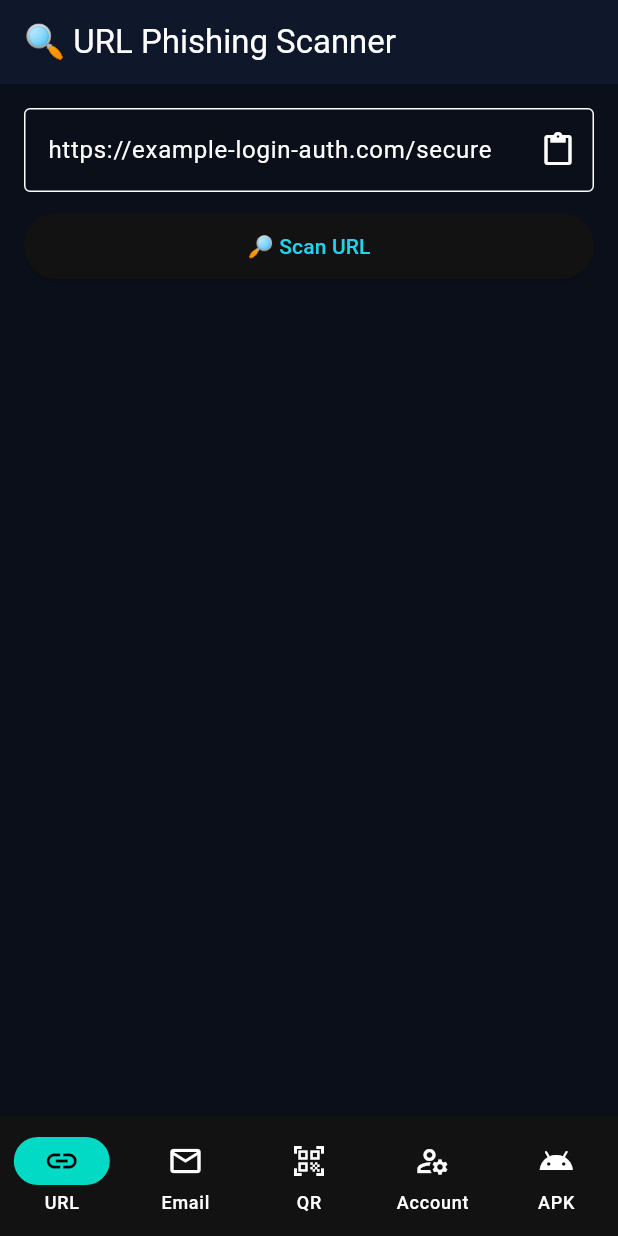
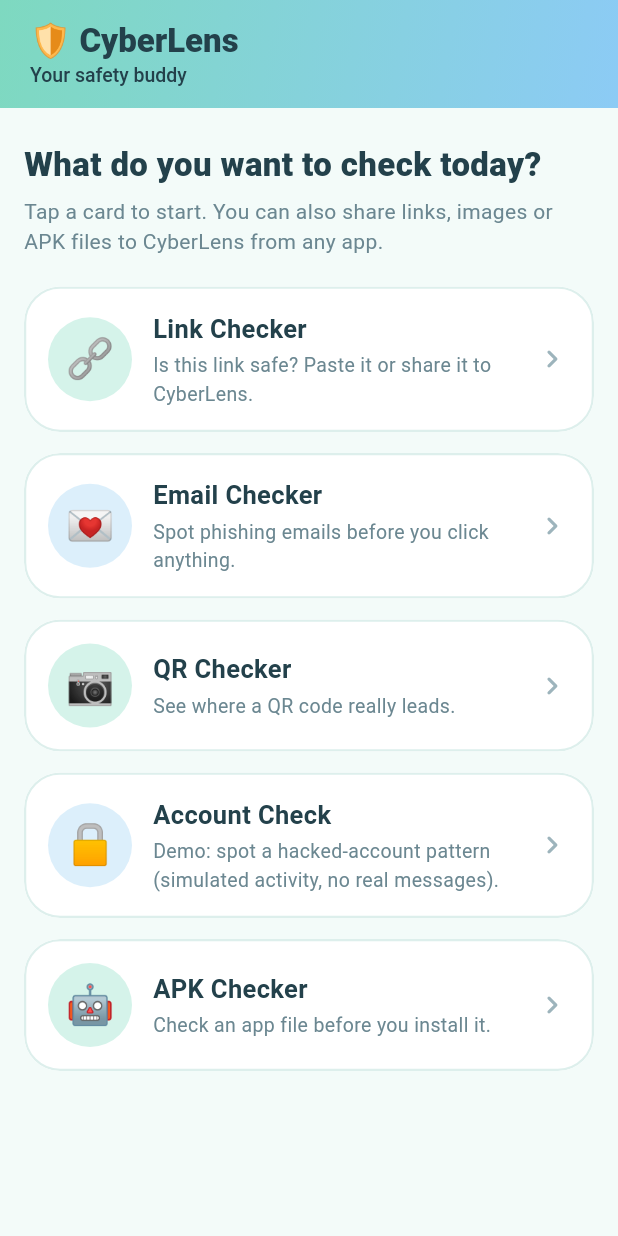
Before and after one commit to tanviparakh17/cyberlens_app, a Flutter app: the screen it shows after launch, on a phone screen of 412 x 824 dp. Run offline on Flutter 3.47's test engine with Material 3 defaults, Android fonts, the phone set to English and light mode, and no system bars; our stand-ins replace file_picker, image_picker; missing offline and left inert: share_handler; network calls fail.

Commit message:
UI: mint and sky theme, card menu, CyberLens app name

```diff
--- /dev/null
+++ b/lib/app_theme.dart
@@ -0,0 +1,88 @@
+import 'package:flutter/material.dart';
+
+/// All colors of the app in one place. Change a value here to re-theme everything.
+class AppColors {
+  static const Color mint = Color(0xFF7ED9C0);
+  static const Color mintDark = Color(0xFF2FA58A);
+  static const Color mintSoft = Color(0xFFD5F3EA);
+  static const Color sky = Color(0xFF8CCBF5);
+  static const Color skyDark = Color(0xFF3B9AD9);
+  static const Color skySoft = Color(0xFFDCEFFB);
+
+  static const Color background = Color(0xFFF3FBF9);
+  static const Color card = Color(0xFFFFFFFF);
+  static const Color surfaceTint = Color(0xFFEAF7F4);
+
+  static const Color ink = Color(0xFF23414B); // main text
+  static const Color muted = Color(0xFF6B8791); // secondary text
+  static const Color faint = Color(0xFF9DB4BC); // hints, small numbers
+  static const Color track = Color(0xFFDDEFEC); // borders, progress bar background
+
+  static const Color safe = Color(0xFF3DBE8B);
+  static const Color warn = Color(0xFFF2A65A);
+  static const Color danger = Color(0xFFE5677B);
+}
+
+ThemeData buildAppTheme() {
+  final scheme = ColorScheme.fromSeed(
+    seedColor: AppColors.mint,
+    brightness: Brightness.light,
+  ).copyWith(
+    primary: AppColors.mintDark,
+    secondary: AppColors.skyDark,
+    surface: AppColors.card,
+    onSurface: AppColors.ink,
+  );
+
+  final base = ThemeData(useMaterial3: true, brightness: Brightness.light);
+
+  OutlineInputBorder border(Color color, [double width = 1.2]) =>
+      OutlineInputBorder(
+        borderRadius: BorderRadius.circular(20),
+        borderSide: BorderSide(color: color, width: width),
+      );
+
+  return base.copyWith(
+    colorScheme: scheme,
+    scaffoldBackgroundColor: AppColors.background,
+    textTheme: base.textTheme.apply(
+      bodyColor: AppColors.ink,
+      displayColor: AppColors.ink,
+    ),
+    inputDecorationTheme: InputDecorationTheme(
+      filled: true,
+      fillColor: AppColors.card,
+      hintStyle: const TextStyle(color: AppColors.faint),
+      border: border(AppColors.track),
+      enabledBorder: border(AppColors.track),
+      focusedBorder: border(AppColors.mintDark, 2),
+      contentPadding: const EdgeInsets.symmetric(horizontal: 18, vertical: 16),
+    ),
+    elevatedButtonTheme: ElevatedButtonThemeData(
+      style: ElevatedButton.styleFrom(
+        backgroundColor: AppColors.mint,
+        foregroundColor: AppColors.ink,
+        elevation: 0,
+        shape: const StadiumBorder(),
+        textStyle: const TextStyle(fontWeight: FontWeight.w700),
+      ),
+    ),
+    outlinedButtonTheme: OutlinedButtonThemeData(
+      style: OutlinedButton.styleFrom(
+        foregroundColor: AppColors.mintDark,
+        side: const BorderSide(color: AppColors.mint, width: 1.5),
+        shape: const StadiumBorder(),
+        textStyle: const TextStyle(fontWeight: FontWeight.w600),
+      ),
+    ),
+    textButtonTheme: TextButtonThemeData(
+      style: TextButton.styleFrom(foregroundColor: AppColors.skyDark),
+    ),
+    snackBarTheme: const SnackBarThemeData(
+      behavior: SnackBarBehavior.floating,
+      backgroundColor: AppColors.ink,
+      contentTextStyle: TextStyle(color: Colors.white),
+      actionTextColor: AppColors.mint,
+    ),
+  );
+}
--- /dev/null
+++ b/lib/home_menu.dart
@@ -0,0 +1,137 @@
+import 'package:flutter/material.dart';
+
+import 'app_theme.dart';
+
+class _Feature {
+  final String emoji;
+  final String title;
+  final String subtitle;
+  final Color tint;
+
+  const _Feature(this.emoji, this.title, this.subtitle, this.tint);
+}
+
+/// Start screen: every checker as a card, one below the other.
+class HomeMenu extends StatelessWidget {
+  /// Called with the page number of the tapped card (1 = link ... 5 = APK).
+  final void Function(int page) onOpen;
+
+  const HomeMenu({super.key, required this.onOpen});
+
+  static const List<_Feature> _features = [
+    _Feature('\u{1F517}', 'Link Checker',
+        'Is this link safe? Paste it or share it to CyberLens.', AppColors.mintSoft),
+    _Feature('\u{1F48C}', 'Email Checker',
+        'Spot phishing emails before you click anything.', AppColors.skySoft),
+    _Feature('\u{1F4F7}', 'QR Checker',
+        'See where a QR code really leads.', AppColors.mintSoft),
+    _Feature('\u{1F512}', 'Account Check',
+        'Demo: spot a hacked-account pattern (simulated activity, no real messages).',
+        AppColors.skySoft),
+    _Feature('\u{1F916}', 'APK Checker',
+        'Check an app file before you install it.', AppColors.mintSoft),
+  ];
+
+  @override
+  Widget build(BuildContext context) {
+    return ListView(
+      padding: const EdgeInsets.fromLTRB(16, 22, 16, 24),
+      children: [
+        const Text(
+          'What do you want to check today?',
+          style: TextStyle(fontSize: 22, fontWeight: FontWeight.w800),
+        ),
+        const SizedBox(height: 6),
+        const Text(
+          'Tap a card to start. You can also share links, images or APK files '
+          'to CyberLens from any app.',
+          style: TextStyle(color: AppColors.muted),
+        ),
+        const SizedBox(height: 20),
+        for (var i = 0; i < _features.length; i++)
+          _FeatureCard(
+            feature: _features[i],
+            order: i,
+            onTap: () => onOpen(i + 1),
+          ),
+      ],
+    );
+  }
+}
+
+class _FeatureCard extends StatelessWidget {
+  final _Feature feature;
+  final int order;
+  final VoidCallback onTap;
+
+  const _FeatureCard({
+    required this.feature,
+    required this.order,
+    required this.onTap,
+  });
+
+  @override
+  Widget build(BuildContext context) {
+    // Cards fade and slide in one after the other
+    return TweenAnimationBuilder<double>(
+      tween: Tween<double>(begin: 0, end: 1),
+      duration: Duration(milliseconds: 350 + order * 90),
+      curve: Curves.easeOutCubic,
+      builder: (context, t, child) => Opacity(
+        opacity: t,
+        child: Transform.translate(offset: Offset(0, 24 * (1 - t)), child: child),
+      ),
+      child: Padding(
+        padding: const EdgeInsets.only(bottom: 14),
+        child: Material(
+          color: AppColors.card,
+          clipBehavior: Clip.antiAlias,
+          shape: RoundedRectangleBorder(
+            borderRadius: BorderRadius.circular(24),
+            side: const BorderSide(color: AppColors.track, width: 1.5),
+          ),
+          child: InkWell(
+            onTap: onTap,
+            child: Padding(
+              padding: const EdgeInsets.all(16),
+              child: Row(
+                children: [
+                  Container(
+                    width: 56,
+                    height: 56,
+                    alignment: Alignment.center,
+                    decoration: BoxDecoration(
+                      color: feature.tint,
+                      shape: BoxShape.circle,
+                    ),
+                    child: Text(feature.emoji, style: const TextStyle(fontSize: 26)),
+                  ),
+                  const SizedBox(width: 14),
+                  Expanded(
+                    child: Column(
+                      crossAxisAlignment: CrossAxisAlignment.start,
+                      children: [
+                        Text(
+                          feature.title,
+                          style: const TextStyle(
+                              fontSize: 17, fontWeight: FontWeight.w700),
+                        ),
+                        const SizedBox(height: 3),
+                        Text(
+                          feature.subtitle,
+                          style: const TextStyle(
+                              fontSize: 13, color: AppColors.muted),
+                        ),
+                      ],
+                    ),
+                  ),
+                  const Icon(Icons.chevron_right_rounded, color: AppColors.faint),
+                ],
+              ),
+            ),
+          ),
+        ),
+      ),
+    );
+  }
+}
--- a/lib/main.dart
+++ b/lib/main.dart
@@ -4,6 +4,8 @@ import 'package:flutter/material.dart';
 import 'package:flutter/services.dart';
 import 'package:share_handler/share_handler.dart';
 
+import 'app_theme.dart';
+import 'home_menu.dart';
 import 'share_inbox.dart';
 import 'tabs/account_tab.dart';
 import 'tabs/apk_tab.dart';
@@ -21,10 +23,7 @@ class CyberLensApp extends StatelessWidget {
     return MaterialApp(
       title: 'CyberLens',
       debugShowCheckedModeBanner: false,
-      theme: ThemeData.dark().copyWith(
-        scaffoldBackgroundColor: const Color(0xFF0B0F19),
-        colorScheme: const ColorScheme.dark(primary: Color(0xFF22D3EE)),
-      ),
+      theme: buildAppTheme(),
       home: const HomeScreen(),
     );
   }
@@ -38,18 +37,29 @@ class HomeScreen extends StatefulWidget {
 }
 
 class _HomeScreenState extends State<HomeScreen> {
-  int _index = 0;
+  // 0 = menu, 1 = link, 2 = email, 3 = QR, 4 = account, 5 = APK
+  int _page = 0;
   StreamSubscription<SharedMedia>? _shareSub;
 
   // True if the app was opened by (or already received) a share
   bool _gotShare = false;
 
   static const List<String> _titles = [
-    'URL Phishing Scanner',
-    'Email Phishing Scanner',
-    'QR Code Scanner',
-    'Account Takeover Check',
-    'APK Malware Scanner',
+    '\u{1F6E1}\u{FE0F} CyberLens',
+    'Link Checker',
+    'Email Checker',
+    'QR Checker',
+    'Account Check',
+    'APK Checker',
+  ];
+
+  static const List<String> _subtitles = [
+    'Your safety buddy',
+    'Is this link safe?',
+    'Spot phishing emails',
+    'Check a QR code before you trust it',
+    'Demo with simulated activity',
+    'Check an app file before installing',
   ];
 
   @override
@@ -77,7 +87,7 @@ class _HomeScreenState extends State<HomeScreen> {
         await handler.resetInitialSharedMedia();
       }
     } catch (_) {
-      // Sharing is optional; the 5 tabs keep working without it
+      // Sharing is optional; the checkers keep working without it
     }
     // Shares that arrive while the app is already open
     _shareSub = handler.sharedMediaStream.listen(_handleShared);
@@ -150,53 +160,97 @@ class _HomeScreenState extends State<HomeScreen> {
         .showSnackBar(SnackBar(content: Text(message)));
   }
 
-  int _tabFor(ShareKind kind) {
+  int _pageFor(ShareKind kind) {
     switch (kind) {
       case ShareKind.url:
-        return 0;
+        return 1;
       case ShareKind.email:
-        return 1;
+        return 2;
       case ShareKind.qr:
-        return 2;
+        return 3;
       case ShareKind.apk:
-        return 4;
+        return 5;
     }
   }
 
   void _onInbox() {
     final request = ShareInbox.current.value;
     if (request == null) return;
-    setState(() => _index = _tabFor(request.kind));
+    setState(() => _page = _pageFor(request.kind));
   }
+
+  void _goTo(int page) => setState(() => _page = page);
 
   @override
   Widget build(BuildContext context) {
-    return Scaffold(
-      appBar: AppBar(
-        title: Text('\u{1F50D} ${_titles[_index]}'),
-        backgroundColor: const Color(0xFF0F172A),
-      ),
-      // IndexedStack keeps each tab's state when you switch between tabs
-      body: IndexedStack(
-        index: _index,
-        children: const [
-          UrlTab(),
-          EmailTab(),
-          QrTab(),
-          AccountTab(),
-          ApkTab(),
-        ],
-      ),
-      bottomNavigationBar: NavigationBar(
-        selectedIndex: _index,
-        onDestinationSelected: (i) => setState(() => _index = i),
-        destinations: const [
-          NavigationDestination(icon: Icon(Icons.link), label: 'URL'),
-          NavigationDestination(icon: Icon(Icons.email_outlined), label: 'Email'),
-          NavigationDestination(icon: Icon(Icons.qr_code_scanner), label: 'QR'),
-          NavigationDestination(icon: Icon(Icons.manage_accounts_outlined), label: 'Account'),
-          NavigationDestination(icon: Icon(Icons.android), label: 'APK'),
-        ],
+    final onMenu = _page == 0;
+    return PopScope(
+      // On a tool, the back button returns to the menu instead of closing the app
+      canPop: onMenu,
+      onPopInvokedWithResult: (didPop, result) {
+        if (!didPop) _goTo(0);
+      },
+      child: Scaffold(
+        appBar: AppBar(
+          toolbarHeight: 72,
+          elevation: 0,
+          scrolledUnderElevation: 0,
+          automaticallyImplyLeading: false,
+          titleSpacing: onMenu ? 20 : 0,
+          foregroundColor: AppColors.ink,
+          backgroundColor: Colors.transparent,
+          systemOverlayStyle: SystemUiOverlayStyle.dark,
+          flexibleSpace: Container(
+            decoration: BoxDecoration(
+              gradient: LinearGradient(
+                colors: [AppColors.mint, AppColors.sky],
+                begin: Alignment.topLeft,
+                end: Alignment.bottomRight,
+              ),
+            ),
+          ),
+          leading: onMenu
+              ? null
+              : IconButton(
+                  icon: const Icon(Icons.arrow_back_rounded),
+                  tooltip: 'Back to all checkers',
+                  onPressed: () => _goTo(0),
+                ),
+          title: Column(
+            crossAxisAlignment: CrossAxisAlignment.start,
+            children: [
+              AnimatedSwitcher(
+                duration: const Duration(milliseconds: 250),
+                child: Text(
+                  _titles[_page],
+                  key: ValueKey<String>('t$_page'),
+                  style: const TextStyle(fontSize: 22, fontWeight: FontWeight.w800),
+                ),
+              ),
+              AnimatedSwitcher(
+                duration: const Duration(milliseconds: 250),
+                child: Text(
+                  _subtitles[_page],
+                  key: ValueKey<String>('s$_page'),
+                  style: const TextStyle(fontSize: 13, fontWeight: FontWeight.w500),
+                ),
+              ),
+            ],
+          ),
+        ),
+        // IndexedStack builds every page once and keeps its state
+        // (so results survive going back to the menu, and shares always find a listener)
+        body: IndexedStack(
+          index: _page,
+          children: [
+            HomeMenu(onOpen: _goTo),
+            const UrlTab(),
+            const EmailTab(),
+            const QrTab(),
+            const AccountTab(),
+            const ApkTab(),
+          ],
+        ),
       ),
     );
   }
--- a/lib/scan_widgets.dart
+++ b/lib/scan_widgets.dart
@@ -1,6 +1,7 @@
 import 'package:flutter/material.dart';
 
 import 'api_service.dart';
+import 'app_theme.dart';
 
 /// Shared loading / error / result state for every scan tab.
 mixin ScanRunner<T extends StatefulWidget> on State<T> {
@@ -58,7 +59,7 @@ class ScanOutput extends StatelessWidget {
             Text(loadingText, textAlign: TextAlign.center),
           ]),
         if (error != null)
-          Text(error!, style: const TextStyle(color: Colors.redAccent)),
+          Text(error!, style: const TextStyle(color: AppColors.danger)),
         if (result != null) ResultView(result: result!),
       ],
     );
@@ -81,11 +82,11 @@ class ResultView extends StatelessWidget {
     switch (verdict) {
       case 'phishing':
       case 'malicious':
-        return Colors.redAccent;
+        return AppColors.danger;
       case 'suspicious':
-        return Colors.orangeAccent;
+        return AppColors.warn;
       default:
-        return Colors.greenAccent;
+        return AppColors.safe;
     }
   }
 
@@ -159,7 +160,7 @@ class ResultView extends StatelessWidget {
               LinearProgressIndicator(
                 value: (riskScore / 100).clamp(0.0, 1.0),
                 color: color,
-                backgroundColor: Colors.white12,
+                backgroundColor: AppColors.track,
                 minHeight: 8,
               ),
               if (confidencePct != null) ...[
@@ -176,7 +177,7 @@ class ResultView extends StatelessWidget {
           Container(
             padding: const EdgeInsets.all(12),
             decoration: BoxDecoration(
-              color: Colors.orangeAccent.withAlpha(30),
+              color: AppColors.warn.withAlpha(30),
               borderRadius: BorderRadius.circular(8),
             ),
             child: const Text(
@@ -198,7 +199,7 @@ class ResultView extends StatelessWidget {
                 children: [
                   SizedBox(
                     width: 130,
-                    child: Text(d.key, style: const TextStyle(color: Colors.white60)),
+                    child: Text(d.key, style: const TextStyle(color: AppColors.muted)),
                   ),
                   Expanded(child: SelectableText(d.value)),
                 ],
@@ -215,7 +216,7 @@ class ResultView extends StatelessWidget {
             const Spacer(),
             if (explanationType != null)
               Text(explanationType == 'shap' ? 'Explained with SHAP' : 'Rule-based',
-                  style: const TextStyle(fontSize: 12, color: Colors.white54)),
+                  style: const TextStyle(fontSize: 12, color: AppColors.muted)),
           ]),
           const SizedBox(height: 8),
           for (final f in factors)
@@ -224,11 +225,11 @@ class ResultView extends StatelessWidget {
               contentPadding: EdgeInsets.zero,
               title: Text(pretty(f[0] as String)),
               subtitle: Text((f[1] as num).toStringAsFixed(3),
-                  style: const TextStyle(color: Colors.white38)),
+                  style: const TextStyle(color: AppColors.faint)),
               trailing: Text(
                 (f[1] as num) > 0 ? '▲ Increased Risk' : '▼ Decreased Risk',
                 style: TextStyle(
-                  color: (f[1] as num) > 0 ? Colors.redAccent : Colors.greenAccent,
+                  color: (f[1] as num) > 0 ? AppColors.danger : AppColors.safe,
                   fontWeight: FontWeight.w600,
                 ),
               ),
@@ -273,7 +274,7 @@ class ResultView extends StatelessWidget {
         if (report != null) ...[
           const SizedBox(height: 16),
           Card(
-            color: const Color(0xFF0F172A),
+            color: AppColors.surfaceTint,
             child: Padding(
               padding: const EdgeInsets.all(16),
               child: SelectableText(report),
--- a/lib/tabs/account_tab.dart
+++ b/lib/tabs/account_tab.dart
@@ -2,6 +2,7 @@ import 'package:flutter/material.dart';
 
 import '../api_service.dart';
 import '../scan_widgets.dart';
+import '../app_theme.dart';
 
 class AccountTab extends StatefulWidget {
   const AccountTab({super.key});
@@ -73,7 +74,7 @@ class _AccountTabState extends State<AccountTab> with ScanRunner<AccountTab> {
           if (_loadingScenarios)
             const Center(child: CircularProgressIndicator())
           else if (_scenarioError != null) ...[
-            Text(_scenarioError!, style: const TextStyle(color: Colors.redAccent)),
+            Text(_scenarioError!, style: const TextStyle(color: AppColors.danger)),
             const SizedBox(height: 8),
             OutlinedButton(onPressed: _loadScenarios, child: const Text('Retry')),
           ] else ...[
@@ -93,7 +94,7 @@ class _AccountTabState extends State<AccountTab> with ScanRunner<AccountTab> {
               Padding(
                 padding: const EdgeInsets.only(top: 4, bottom: 8),
                 child: Text(_descriptionOf(_selected!),
-                    style: const TextStyle(color: Colors.white60)),
+                    style: const TextStyle(color: AppColors.muted)),
               ),
             const SizedBox(height: 8),
             ElevatedButton(
--- a/lib/tabs/apk_tab.dart
+++ b/lib/tabs/apk_tab.dart
@@ -5,6 +5,7 @@ import 'package:flutter/material.dart';
 
 import '../api_service.dart';
 import '../scan_widgets.dart';
+import '../app_theme.dart';
 import '../share_inbox.dart';
 
 class ApkTab extends StatefulWidget {
@@ -138,7 +139,7 @@ class _ApkTabState extends State<ApkTab> with ScanRunner<ApkTab> {
                 child: Text(
                   'Shared from another app. Scanning uploads this APK to the '
                   'CyberLens server.',
-                  style: TextStyle(color: Colors.white60),
+                  style: TextStyle(color: AppColors.muted),
                 ),
               ),
             ListTile(
```
Also changed, not shown: 1 other file.
